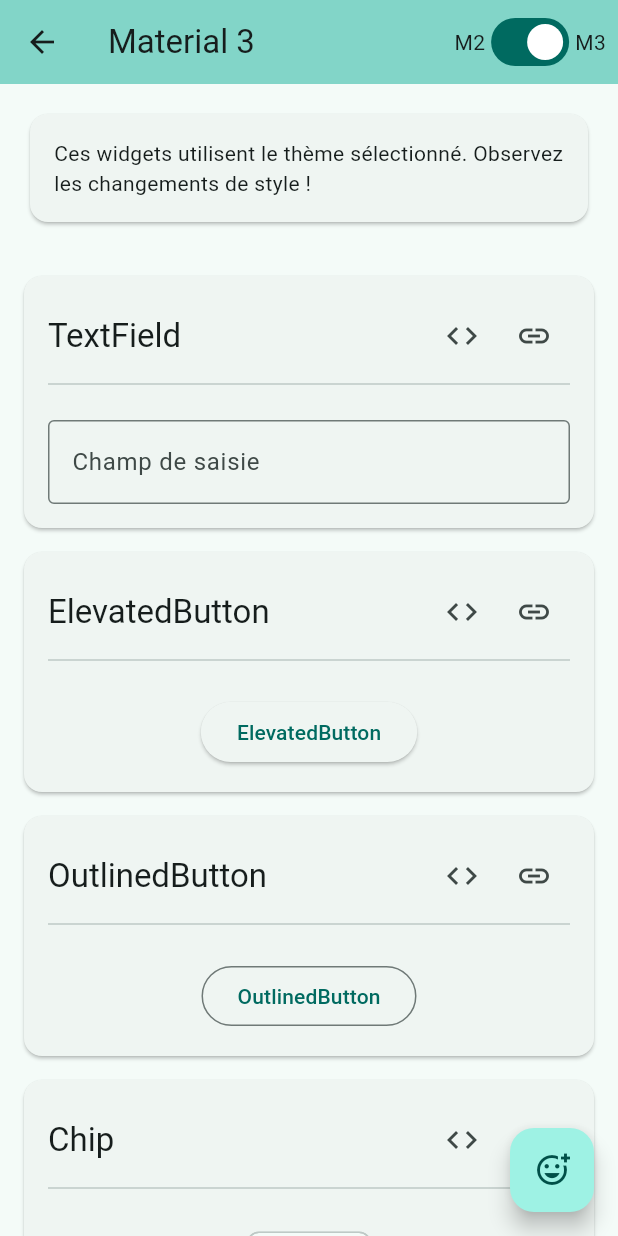
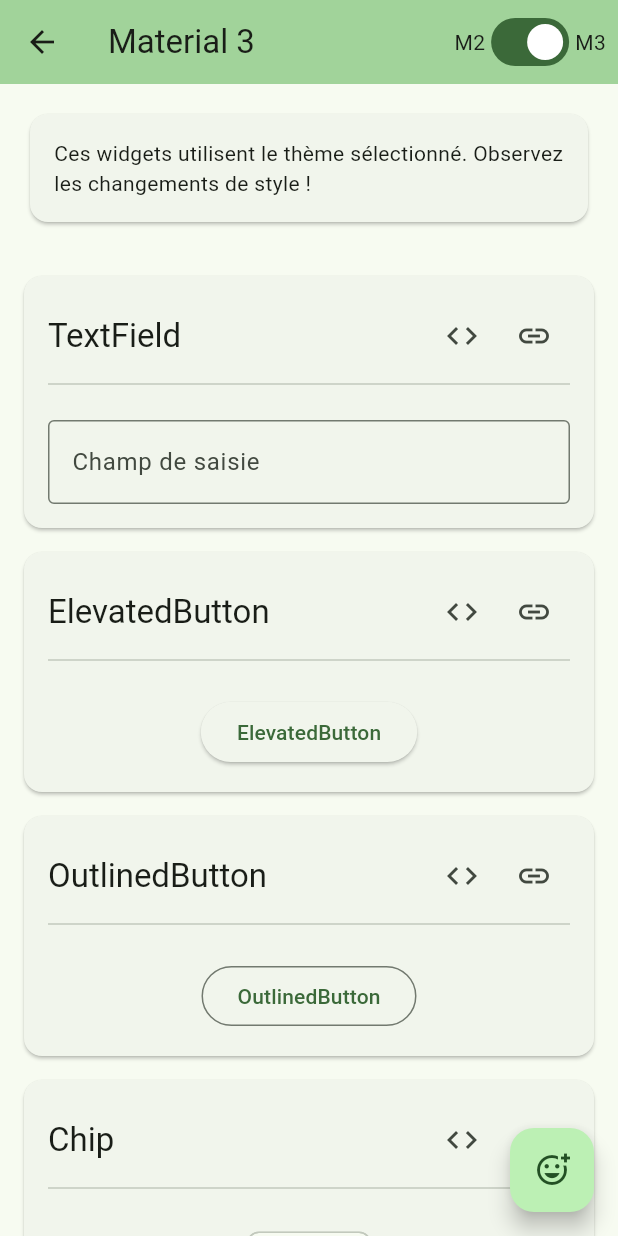
Before and after one commit to EducLecomte/flutter_widget_box, a Flutter app: the ThemeShowcasePage screen opened directly, on a phone screen of 412 x 824 dp. Run offline on Flutter 3.47's test engine with Material 3 defaults, Android fonts, the phone set to English and light mode, and no system bars.

Commit message:
green theme

```diff
--- a/lib/main.dart
+++ b/lib/main.dart
@@ -33,7 +33,7 @@
     return MaterialApp(
       title: 'Flutter Widgetbox',
       theme: ThemeData(
-        colorScheme: ColorScheme.fromSeed(seedColor: Colors.blue),
+        colorScheme: ColorScheme.fromSeed(seedColor: Colors.lightGreenAccent),
         useMaterial3: true, // Utilisation de Material 3 par défaut
       ),
       debugShowCheckedModeBanner: false,
--- a/lib/widgets/list_interaction_widgets.dart
+++ b/lib/widgets/list_interaction_widgets.dart
@@ -126,7 +126,7 @@
                 for (int index = 0; index < _items.length; index += 1)
                   ListTile(
                     key: ValueKey(_items[index]),
-                    tileColor: index.isEven ? Colors.blue[50] : Colors.blue[100],
+                    tileColor: index.isEven ? Colors.green[50] : Colors.green[100],
                     title: Text('Item ${_items[index]}'),
                     trailing: const Icon(Icons.drag_handle),
                   ),
--- a/lib/widgets/scaffold_features_page.dart
+++ b/lib/widgets/scaffold_features_page.dart
@@ -37,7 +37,7 @@
           padding: EdgeInsets.zero,
           children: <Widget>[
             const DrawerHeader(
-              decoration: BoxDecoration(color: Colors.blue),
+              decoration: BoxDecoration(color: Colors.green),
               child: Text('Menu Drawer', style: TextStyle(color: Colors.white, fontSize: 24)),
             ),
             ListTile(
--- a/lib/widgets/theme_showcase_page.dart
+++ b/lib/widgets/theme_showcase_page.dart
@@ -19,12 +19,12 @@
       // Pour M3, on utilise un ColorScheme basé sur une "seed color"
       // Pour M2, on utilise un ColorScheme basé sur un "swatch"
       colorScheme: _useMaterial3
-          ? ColorScheme.fromSeed(seedColor: Colors.teal)
-          : ColorScheme.fromSwatch(primarySwatch: Colors.teal),
+          ? ColorScheme.fromSeed(seedColor: Colors.green)
+          : ColorScheme.fromSwatch(primarySwatch: Colors.green),
       appBarTheme: AppBarTheme(
         backgroundColor: _useMaterial3
-            ? ColorScheme.fromSeed(seedColor: Colors.teal).inversePrimary
-            : Colors.teal,
+            ? ColorScheme.fromSeed(seedColor: Colors.green).inversePrimary
+            : Colors.green,
       ),
     );
 
```
